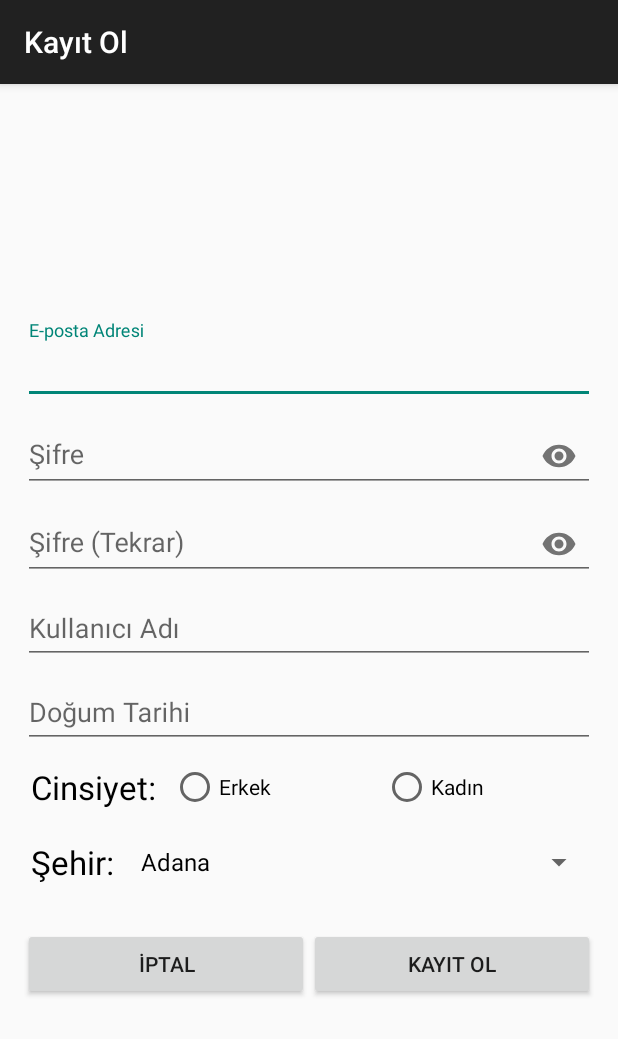
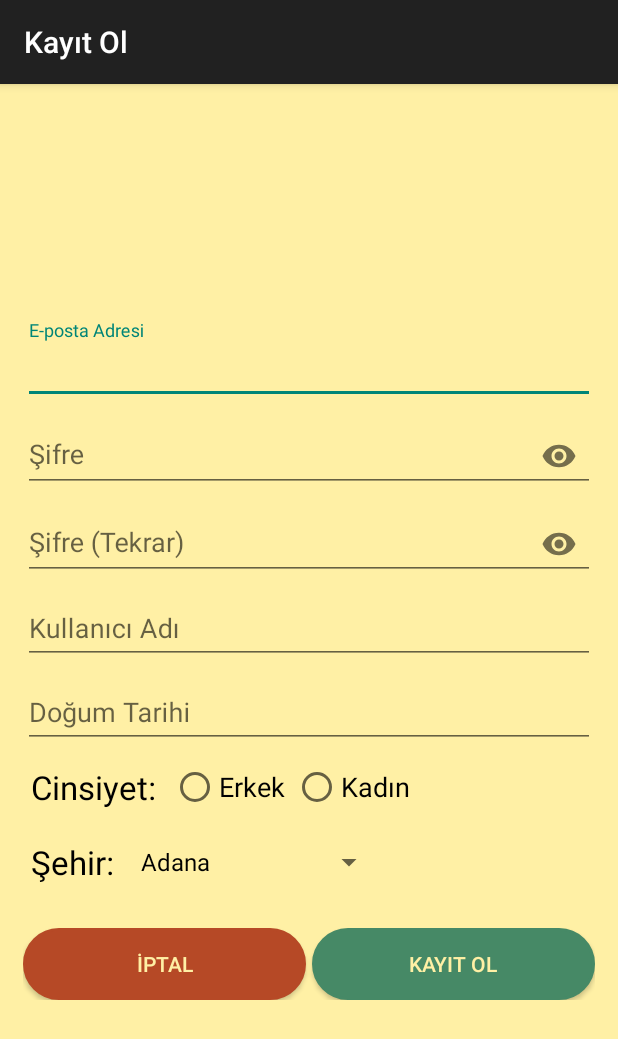
Before and after one commit to noskurt/Oyla, an Android app: the RegisterActivity screen opened directly, with no data from a screen before it, on a phone screen of 412 x 824 dp. Shown: the top 1039 px of the screen. Run offline under Robolectric (Android 15) with nearby library versions, the phone set to English and light mode, and no system bars; our stand-ins replace Firebase (no records; nobody signed in at launch, a user with empty details on screens opened directly); 1 statement that could not run was skipped.

Commit message:
RegisterScreen designed

```diff
--- a/app/src/main/res/layout/activity_register.xml
+++ b/app/src/main/res/layout/activity_register.xml
@@ -1,21 +1,26 @@
 <?xml version="1.0" encoding="utf-8"?>
-<RelativeLayout
-    xmlns:android="http://schemas.android.com/apk/res/android"
+
+<LinearLayout xmlns:android="http://schemas.android.com/apk/res/android"
     xmlns:app="http://schemas.android.com/apk/res-auto"
     xmlns:tools="http://schemas.android.com/tools"
     android:layout_width="match_parent"
     android:layout_height="match_parent"
-    android:layout_margin="15dp"
+    android:background="@color/kulerColor2"
     android:orientation="vertical"
     tools:context="com.ygznsl.noskurt.oyla.RegisterActivity">
+
+    <RelativeLayout
+        android:layout_width="match_parent"
+        android:layout_height="match_parent"
+        android:layout_margin="15dp">
 
         <ProgressBar
             android:id="@+id/pbRegister"
             android:layout_width="75dp"
             android:layout_height="75dp"
-        android:layout_margin="20dp"
             android:layout_centerHorizontal="true"
             android:layout_centerVertical="true"
+            android:layout_margin="20dp"
             android:visibility="gone" />
 
         <LinearLayout
@@ -24,7 +29,7 @@
             android:layout_height="wrap_content"
             android:layout_centerVertical="true"
             android:orientation="vertical"
-        android:visibility="visible" >
+            android:visibility="visible">
 
             <ScrollView
                 android:layout_width="match_parent"
@@ -33,12 +38,12 @@
                 <LinearLayout
                     android:layout_width="match_parent"
                     android:layout_height="wrap_content"
-                android:orientation="vertical" >
+                    android:orientation="vertical">
 
                     <android.support.design.widget.TextInputLayout
                         android:id="@+id/emailRegisterLayout"
                         android:layout_width="match_parent"
-                    android:layout_height="wrap_content" >
+                        android:layout_height="wrap_content">
 
                         <EditText
                             android:id="@+id/txtEmailRegister"
@@ -53,7 +58,7 @@
                         android:id="@+id/passwordRegisterLayout"
                         android:layout_width="match_parent"
                         android:layout_height="wrap_content"
-                    app:passwordToggleEnabled="true" >
+                        app:passwordToggleEnabled="true">
 
                         <EditText
                             android:id="@+id/txtPasswordRegister"
@@ -68,7 +73,7 @@
                         android:id="@+id/passwordAgainRegisterLayout"
                         android:layout_width="match_parent"
                         android:layout_height="wrap_content"
-                    app:passwordToggleEnabled="true" >
+                        app:passwordToggleEnabled="true">
 
                         <EditText
                             android:id="@+id/txtPasswordAgainRegister"
@@ -82,7 +87,7 @@
                     <android.support.design.widget.TextInputLayout
                         android:id="@+id/nameRegisterLayout"
                         android:layout_width="match_parent"
-                    android:layout_height="wrap_content" >
+                        android:layout_height="wrap_content">
 
                         <EditText
                             android:id="@+id/txtNameRegister"
@@ -102,8 +107,8 @@
                             android:id="@+id/txtBirthDateRegister"
                             android:layout_width="match_parent"
                             android:layout_height="wrap_content"
+                            android:focusable="false"
                             android:hint="@string/hint_txtBirthDateRegister"
-                        android:focusable="false"
                             android:inputType="none" />
 
                     </android.support.design.widget.TextInputLayout>
@@ -112,7 +117,7 @@
                         android:layout_width="match_parent"
                         android:layout_height="wrap_content"
                         android:layout_marginTop="10dp"
-                    android:orientation="horizontal" >
+                        android:orientation="horizontal">
 
                         <TextView
                             android:id="@+id/txtGenderRegister"
@@ -120,32 +125,33 @@
                             android:layout_height="match_parent"
                             android:layout_alignParentStart="true"
                             android:layout_centerVertical="true"
+                            android:layout_marginEnd="10dp"
                             android:layout_marginStart="5dp"
-                        android:layout_marginEnd="10dp"
+                            android:text="@string/text_gender"
                             android:textColor="@android:color/black"
-                        android:textSize="10pt"
-                        android:text="@string/text_gender" />
+                            android:textSize="10pt" />
 
                         <RadioGroup
                             android:id="@+id/radioGrpRegister"
                             android:layout_width="match_parent"
                             android:layout_height="wrap_content"
                             android:layout_toEndOf="@id/txtGenderRegister"
-                        android:orientation="horizontal" >
+                            android:orientation="horizontal">
 
                             <RadioButton
                                 android:id="@+id/btnRadioMaleRegister"
-                            android:layout_width="match_parent"
+                                android:layout_width="wrap_content"
                                 android:layout_height="wrap_content"
-                            android:layout_weight="0.5"
-                            android:text="@string/text_btnRadioMale" />
+                                android:layout_marginEnd="5dp"
+                                android:text="@string/text_btnRadioMale"
+                                android:textSize="8pt" />
 
                             <RadioButton
                                 android:id="@+id/btnRadioFemaleRegister"
-                            android:layout_width="match_parent"
+                                android:layout_width="wrap_content"
                                 android:layout_height="wrap_content"
-                            android:layout_weight="0.5"
-                            android:text="@string/text_btnRadioFemale"  />
+                                android:text="@string/text_btnRadioFemale"
+                                android:textSize="8pt" />
 
                         </RadioGroup>
 
@@ -155,7 +161,7 @@
                         android:layout_width="match_parent"
                         android:layout_height="wrap_content"
                         android:layout_marginTop="10dp"
-                    android:orientation="horizontal" >
+                        android:orientation="horizontal">
 
                         <TextView
                             android:id="@+id/txtCityRegister"
@@ -163,15 +169,15 @@
                             android:layout_height="match_parent"
                             android:layout_alignParentStart="true"
                             android:layout_centerVertical="true"
+                            android:layout_marginEnd="10dp"
                             android:layout_marginStart="5dp"
-                        android:layout_marginEnd="10dp"
+                            android:text="@string/text_city"
                             android:textColor="@android:color/black"
-                        android:textSize="10pt"
-                        android:text="@string/text_city" />
+                            android:textSize="10pt" />
 
                         <Spinner
                             android:id="@+id/spinnerCityRegister"
-                        android:layout_width="match_parent"
+                            android:layout_width="wrap_content"
                             android:layout_height="wrap_content"
                             android:layout_toEndOf="@id/txtCityRegister"
                             android:hint="@string/hint_city"
@@ -189,15 +195,21 @@
                             android:id="@+id/btnCancelRegister"
                             android:layout_width="match_parent"
                             android:layout_height="wrap_content"
+                            android:layout_marginEnd="2dp"
                             android:layout_weight="0.5"
-                        android:text="@string/text_btnCancel" />
+                            android:background="@drawable/btn_colored1"
+                            android:text="@string/text_btnCancel"
+                            android:textColor="@color/kulerColor2" />
 
                         <Button
                             android:id="@+id/btnRegisterRegister"
                             android:layout_width="match_parent"
                             android:layout_height="wrap_content"
+                            android:layout_marginStart="2dp"
                             android:layout_weight="0.5"
-                        android:text="@string/text_btnRegister" />
+                            android:background="@drawable/btn_colored2"
+                            android:text="@string/text_btnRegister"
+                            android:textColor="@color/kulerColor2" />
 
                     </LinearLayout>
 
@@ -208,3 +220,5 @@
         </LinearLayout>
 
     </RelativeLayout>
+
+</LinearLayout>
```
Also changed, not shown: app/src/main/res/values/styles.xml (line endings or trailing spaces). Lines whose indentation alone changed are shown as unchanged.
